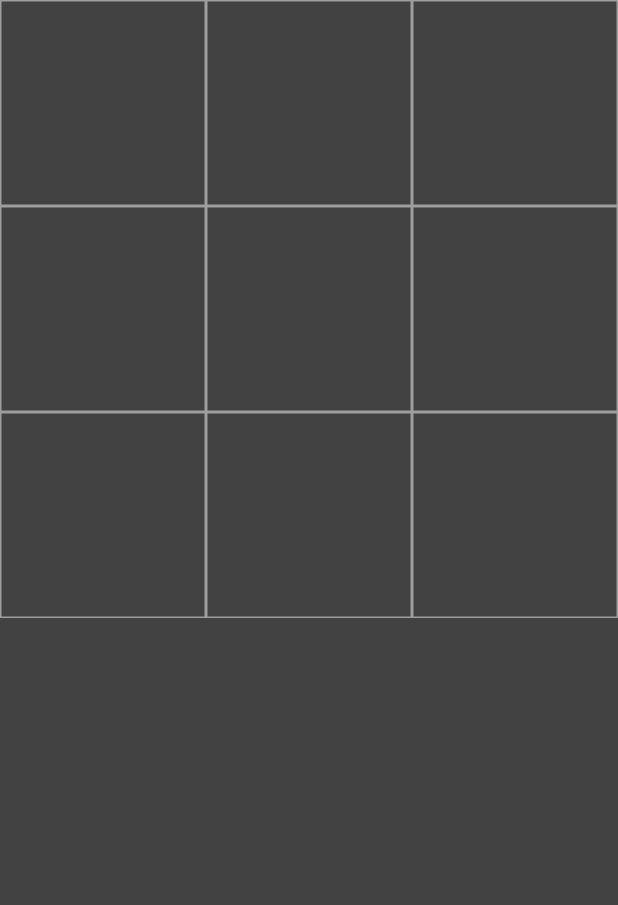
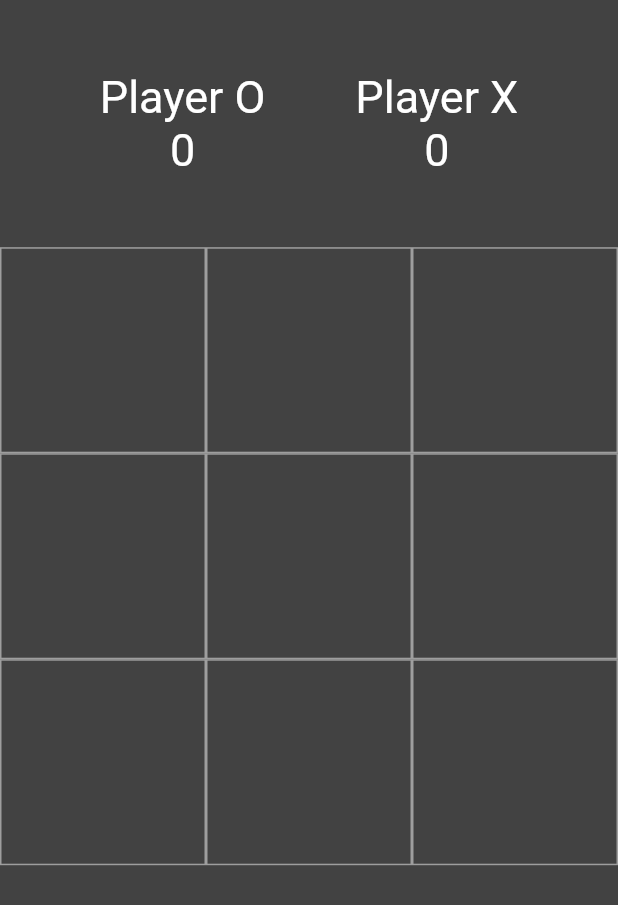
Before and after one commit to i-amritpal/TicTacToe, a Flutter app: the screen it shows after launch, on a phone screen of 412 x 824 dp. Shown: the top 905 px of the screen. Run offline on Flutter 3.47's test engine with Material 2 defaults, Android fonts, the phone set to English and light mode, and no system bars.

Commit message:
Adding Scoreboard and reply button

```diff
--- a/lib/main.dart
+++ b/lib/main.dart
@@ -22,14 +22,52 @@ class HomePage extends StatefulWidget {
 class _HomePageState extends State<HomePage> {
   bool ohTurn = true; //The first player is oh
   List<String> displayExOh = ['', '', '', '', '', '', '', '', ''];
+
+  var myTextStyle = TextStyle(color: Colors.white, fontSize: 30);
+  int ohScore = 0;
+  int exScore = 0;
+
   @override
   Widget build(BuildContext context) {
     return Scaffold(
       backgroundColor: Colors.grey[800],
-      body: GridView.builder(
+      body: Column(
+        children: <Widget>[
+          Expanded(
+            child: Container(
+              child: Row(
+                mainAxisAlignment: MainAxisAlignment.center,
+                children: <Widget>[
+                  Padding(
+                    padding: const EdgeInsets.all(30.0),
+                    child: Column(
+                      mainAxisAlignment: MainAxisAlignment.center,
+                      children: [
+                        Text('Player O', style: myTextStyle,),
+                        Text(ohScore.toString(), style: myTextStyle,),
+                      ],
+                    ),
+                  ),
+                  Padding(
+                    padding: const EdgeInsets.all(30.0),
+                    child: Column(
+                      mainAxisAlignment: MainAxisAlignment.center,
+                      children: [
+                        Text('Player X', style: myTextStyle,),
+                        Text(exScore.toString(), style: myTextStyle,),
+                      ],
+                    ),
+                  ),
+                ],
+              ),
+            ),
+          ),
+          Expanded(
+            flex: 3,
+            child: GridView.builder(
                 itemCount: 9,
-          gridDelegate:
-              SliverGridDelegateWithFixedCrossAxisCount(crossAxisCount: 3),
+                gridDelegate: SliverGridDelegateWithFixedCrossAxisCount(
+                    crossAxisCount: 3),
                 itemBuilder: (BuildContext_context, int index) {
                   return GestureDetector(
                     onTap: () {
@@ -47,6 +85,12 @@ class _HomePageState extends State<HomePage> {
                     ),
                   );
                 }),
+          ),
+          Expanded(
+            child: Container(),
+          ),
+        ],
+      ),
     );
   }
 
@@ -54,7 +98,7 @@ class _HomePageState extends State<HomePage> {
     setState(() {
       if (ohTurn && displayExOh[index] == '') {
         displayExOh[index] = 'O';
-      } else if(!ohTurn && displayExOh[index] == ''){
+      } else if (!ohTurn && displayExOh[index] == '') {
         displayExOh[index] = 'x';
       }
       ohTurn = !ohTurn;
@@ -122,11 +166,34 @@ class _HomePageState extends State<HomePage> {
 
   void _showWinDialog(String winner) {
     showDialog(
+      barrierDismissible: false,
         context: context,
         builder: (BuildContext context) {
           return AlertDialog(
-            title: Text('WINNER is: '+ winner),
+            title: Text('WINNER is: ' + winner),
+            actions: [
+              FloatingActionButton(
+                  child: Text('Play Again'),
+                  onPressed: (){
+                    _clearBoard();
+                    Navigator.of(context).pop();
+                  }
+              )
+            ],
           );
+        });
+    if(winner == 'O'){
+      ohScore += 1;
+    }else if(winner == 'x'){
+      exScore += 1;
+    }
+  }
+
+  void _clearBoard(){
+    setState(() {
+      for(int i=0; i<9; i++){
+        displayExOh[i] = '';
+      }
     });
   }
 }
```
Lines whose indentation alone changed are shown as unchanged.
